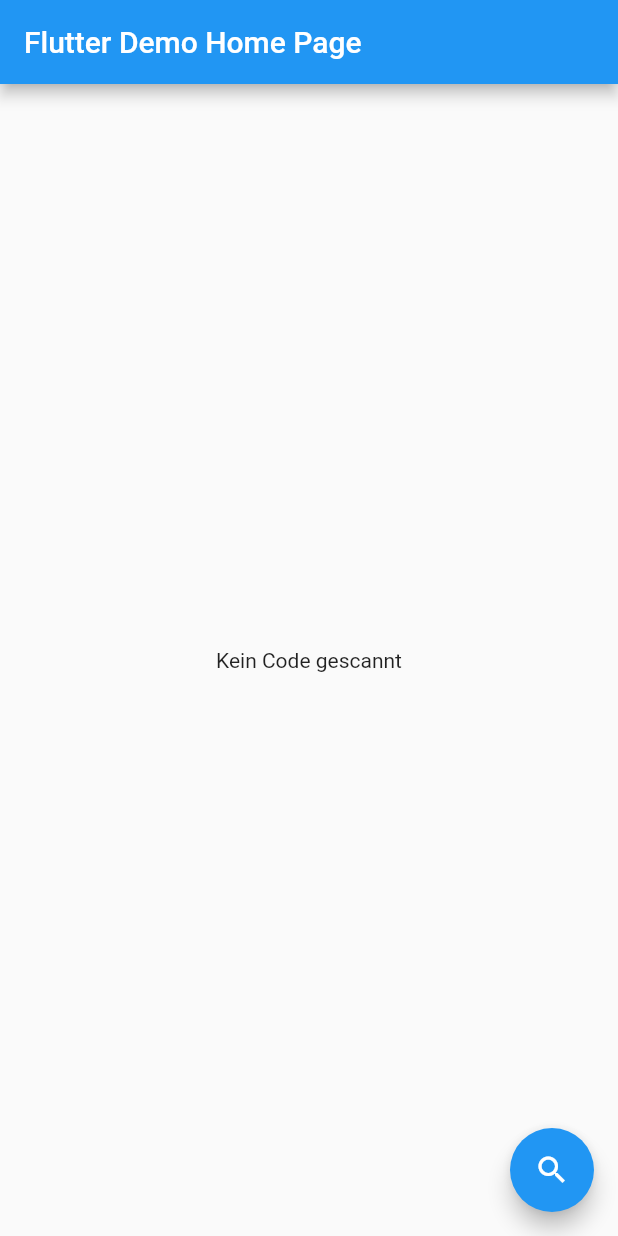
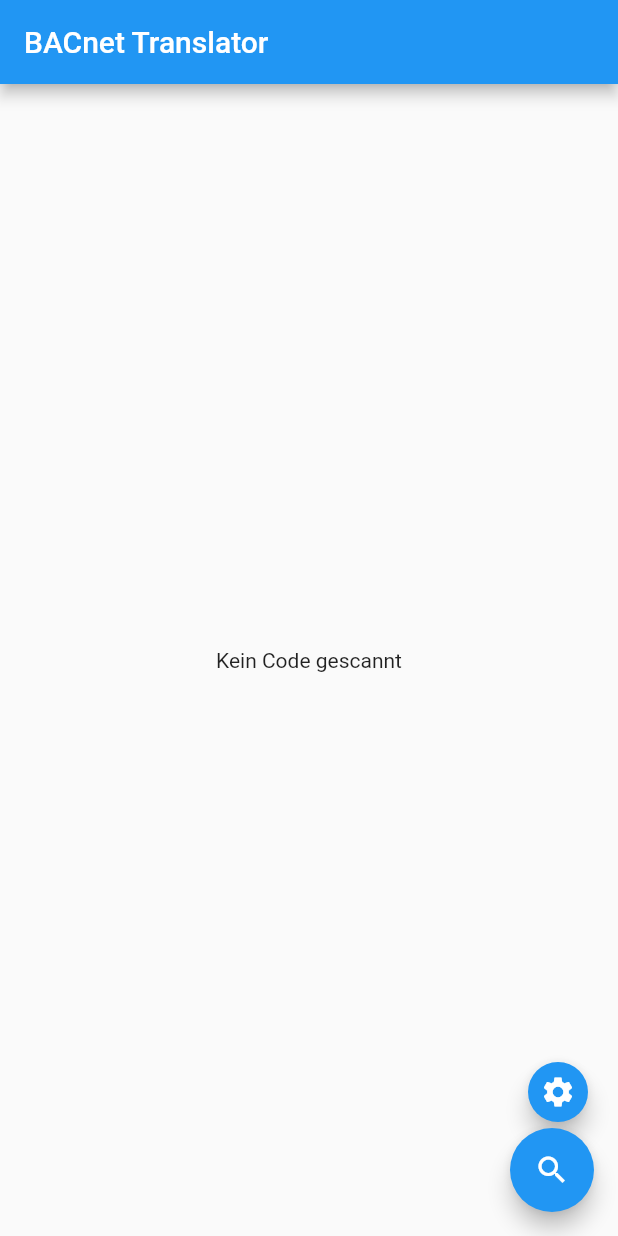
Before and after one commit to noell-dev/qr_translator, a Flutter app: the screen it shows after launch, on a phone screen of 412 x 824 dp. Run offline on Flutter 3.47's test engine with Material 2 defaults, Android fonts, the phone set to English and light mode, and no system bars; missing offline and left inert: qr_code_scanner.

Commit message:
first working example

```diff
--- a/lib/main.dart
+++ b/lib/main.dart
@@ -1,6 +1,31 @@
+import 'package:bacnet_translator/widget-ua.dart';
+import 'package:bacnet_translator/widget-qr.dart';
 import 'package:flutter/material.dart';
 
-import 'widget-qr.dart';
+var no_code = Center(
+    // Center is a layout widget. It takes a single child and positions it
+    // in the middle of the parent.
+    child: Column(
+      // Column is also a layout widget. It takes a list of children and
+      // arranges them vertically. By default, it sizes itself to fit its
+      // children horizontally, and tries to be as tall as its parent.
+      //
+      // Invoke "debug painting" (press "p" in the console, choose the
+      // "Toggle Debug Paint" action from the Flutter Inspector in Android
+      // Studio, or the "Toggle Debug Paint" command in Visual Studio Code)
+      // to see the wireframe for each widget.
+      //
+      // Column has various properties to control how it sizes itself and
+      // how it positions its children. Here we use mainAxisAlignment to
+      // center the children vertically; the main axis here is the vertical
+      // axis because Columns are vertical (the cross axis would be
+      // horizontal).
+      mainAxisAlignment: MainAxisAlignment.center,
+      children: <Widget>[
+        Text("Kein Code gescannt"),
+      ],
+    ),
+  );
 
 class QROverlay extends StatelessWidget {
 
@@ -24,7 +49,6 @@ class QROverlay extends StatelessWidget {
     var width = screenSize.width;
     var height = screenSize.height;
 
-
     return Center(
       child: Column(
         mainAxisSize: MainAxisSize.min,
@@ -40,7 +64,6 @@ class QROverlay extends StatelessWidget {
   }
 }
 
-
 void main() => runApp(MyApp());
 
 class MyApp extends StatelessWidget {
@@ -48,7 +71,7 @@ class MyApp extends StatelessWidget {
   @override
   Widget build(BuildContext context) {
     return MaterialApp(
-      title: 'Flutter Demo',
+      title: 'BACnet Translator',
       theme: ThemeData(
         // This is the theme of your application.
         //
@@ -61,7 +84,7 @@ class MyApp extends StatelessWidget {
         // is not restarted.
         primarySwatch: Colors.blue,
       ),
-      home: MyHomePage(title: 'Flutter Demo Home Page'),
+      home: MyHomePage(title: 'BACnet Translator'),
     );
   }
 }
@@ -84,9 +107,8 @@ class MyHomePage extends StatefulWidget {
   _MyHomePageState createState() => _MyHomePageState();
 }
 
-
 class _MyHomePageState extends State<MyHomePage> {
-  Widget result = Text("Kein Code gescannt");
+  Widget result = no_code;
 
   void _showOverlay(BuildContext context) async {
       final code = await Navigator.push(
@@ -96,10 +118,12 @@ class _MyHomePageState extends State<MyHomePage> {
       );
       if (code != null) {
         setState(() {
-          result = Text("Barcode: $code");
+          result = UaWidget(adress: code);
         });
       } else {
-        result = Text("Kein Code gescannt");
+        setState(() {
+          result = no_code;
+        });
       }
   }
 
@@ -117,35 +141,26 @@ class _MyHomePageState extends State<MyHomePage> {
         // the App.build method, and use it to set our appbar title.
         title: Text(widget.title),
       ),
-      body: Center(
-        // Center is a layout widget. It takes a single child and positions it
-        // in the middle of the parent.
-        child: Column(
-          // Column is also a layout widget. It takes a list of children and
-          // arranges them vertically. By default, it sizes itself to fit its
-          // children horizontally, and tries to be as tall as its parent.
-          //
-          // Invoke "debug painting" (press "p" in the console, choose the
-          // "Toggle Debug Paint" action from the Flutter Inspector in Android
-          // Studio, or the "Toggle Debug Paint" command in Visual Studio Code)
-          // to see the wireframe for each widget.
-          //
-          // Column has various properties to control how it sizes itself and
-          // how it positions its children. Here we use mainAxisAlignment to
-          // center the children vertically; the main axis here is the vertical
-          // axis because Columns are vertical (the cross axis would be
-          // horizontal).
-          mainAxisAlignment: MainAxisAlignment.center,
-          children: <Widget>[
-            result,
-          ],
-        ),
-      ),
-      floatingActionButton: FloatingActionButton(
-        onPressed: () => _showOverlay(context),
-        tooltip: 'Scan Code',
-        child: Icon(Icons.search),
-      ), // This trailing comma makes auto-formatting nicer for build methods.
+      body: result,
+      floatingActionButton: Column(
+        mainAxisAlignment: MainAxisAlignment.end,
+        crossAxisAlignment: CrossAxisAlignment.end,
+        children: <Widget>[
+          FloatingActionButton(
+            mini: true,
+            onPressed: () => _showOverlay(context),
+            tooltip: 'Settings',
+            child: Icon(Icons.settings),
+            heroTag: 1,
+          ), // This trailing comma makes auto-formatting nicer for build methods.
+          FloatingActionButton(
+            onPressed: () => _showOverlay(context),
+            tooltip: 'Scan Code',
+            child: Icon(Icons.search),
+            heroTag: 2,
+          ),
+        ],
+      )
     );
   }
 }
--- /dev/null
+++ b/lib/widget-settings.dart
@@ -0,0 +1,6 @@
+import 'dart:async';
+import 'package:http/http.dart' as http;
+
+Future<http.Response> fetchPhotos(http.Client client) async {
+  return client.get('https://ip.noell.li/schema.json');
+}
--- a/pubspec.yaml
+++ b/pubspec.yaml
@@ -17,6 +17,7 @@ environment:
   sdk: ">=2.1.0 <3.0.0"
 
 dependencies:
+  http: ^0.12.0
   qr_code_scanner: ^0.0.12
   flutter:
     sdk: flutter
```
Also changed, not shown: lib/widget-qr.dart (+12 -1 lines), lib/widget-ua.dart (added, +49 -0 lines), pubspec.lock, 1 other file.
